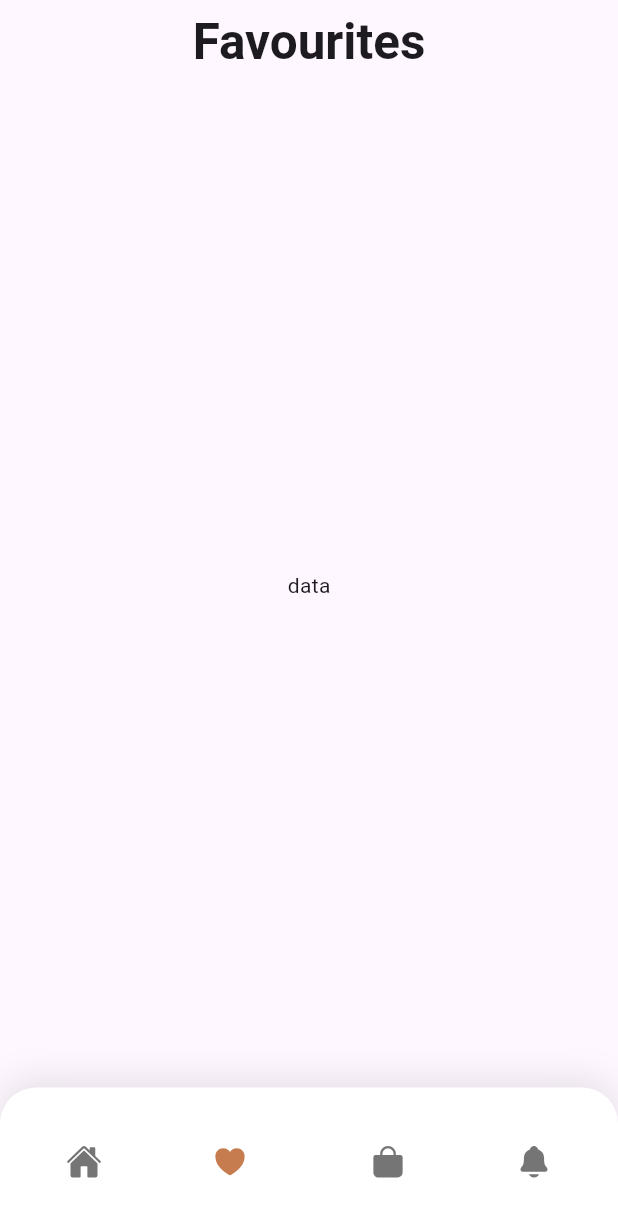
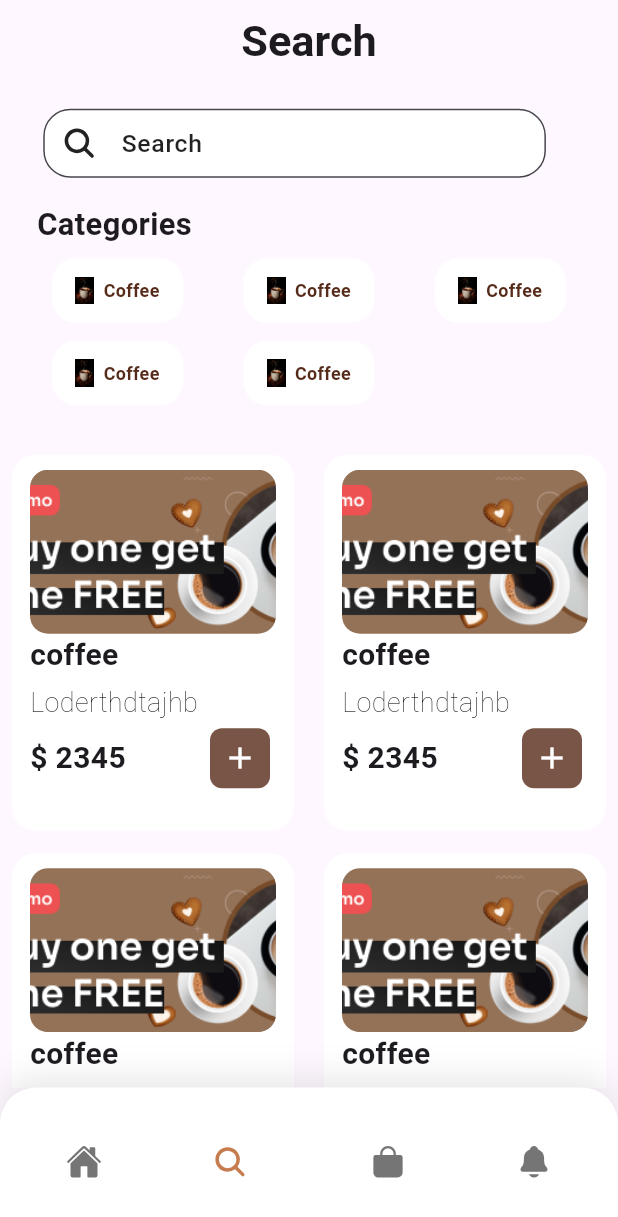
Before and after one commit to reemmohmed/Coffee, a Flutter app: the NaveBar screen opened directly, item 2 of the bottom bar chosen, on a phone screen of 412 x 824 dp. Shown: the top 1217 px of the screen. Run offline on Flutter 3.47's test engine with Material 3 defaults, Android fonts, the phone set to English and light mode, and no system bars; drawn by our look-alikes of google_nav_bar; our stand-ins replace bloc, dotted_line, flutter_bloc, flutter_map, google_fonts, ionicons and 1 more.

Commit message:
Refactor Favourites and Navigation: Remove FavouritesView, add SearchView, and update navigation in NaveBar

```diff
--- a/lib/Featuers/favourite/view/favourites_view.dart
+++ /dev/null
@@ -1,25 +0,0 @@
-import 'package:coffee_app/core/widgets/titel_text_widget.dart';
-import 'package:flutter/material.dart';
-
-class FavouritesView extends StatelessWidget {
-  const FavouritesView({super.key});
-
-  @override
-  Widget build(BuildContext context) {
-    final size = MediaQuery.of(context).size;
-
-    return Scaffold(
-      appBar: AppBar(
-        automaticallyImplyLeading: false,
-        title: TitelTextWidget(
-          text: "Favourites",
-          fontSize: size.width * 0.08,
-          fontWeight: FontWeight.w600,
-        ),
-        centerTitle: true,
-      ),
-
-      body: Center(child: Text("data")),
-    );
-  }
-}
--- /dev/null
+++ b/lib/Featuers/favourite/view/search_view.dart
@@ -0,0 +1,196 @@
+import 'package:coffee_app/Featuers/home/presentation/view/widget/custom_catogery.dart';
+import 'package:coffee_app/core/app_Image/image_app.dart';
+import 'package:coffee_app/core/app_color.dart';
+import 'package:coffee_app/core/widgets/custom_text_field.dart';
+import 'package:coffee_app/core/widgets/subtitel_text_widget.dart';
+import 'package:coffee_app/core/widgets/titel_text_widget.dart';
+import 'package:flutter/material.dart';
+
+class SearchView extends StatelessWidget {
+  const SearchView({super.key});
+
+  @override
+  Widget build(BuildContext context) {
+    final size = MediaQuery.of(context).size;
+
+    return Scaffold(
+      appBar: AppBar(
+        automaticallyImplyLeading: false,
+        title: TitelTextWidget(
+          text: "Search",
+          fontSize: size.width * 0.07,
+          fontWeight: FontWeight.w600,
+        ),
+        centerTitle: true,
+      ),
+
+      body: CustomScrollView(
+        slivers: [
+          SliverToBoxAdapter(
+            child: Padding(
+              padding: EdgeInsets.symmetric(
+                horizontal: size.width * 0.06,
+                vertical: size.height * 0.02,
+              ),
+              child: Column(
+                crossAxisAlignment: CrossAxisAlignment.start,
+                children: [
+                  Container(
+                    padding: EdgeInsets.symmetric(
+                      horizontal: size.width * 0.01,
+                    ),
+                    height: size.height * (50 / 896),
+                    width: size.width * (345 / 414),
+                    child: CustomTextField(
+                      labelText: "Search",
+                      colorhintText: AppColors.textDark,
+                      colorIcon: AppColors.textDark,
+                      fillColor: const Color(0xffffffff),
+                      border: OutlineInputBorder(
+                        borderRadius: BorderRadius.circular(18),
+                        borderSide: const BorderSide(color: Colors.grey),
+                      ),
+                    ),
+                  ),
+                  SizedBox(height: size.height * 0.02),
+                  TitelTextWidget(
+                    text: "Categories",
+                    fontSize: size.width * 0.05,
+                    fontWeight: FontWeight.w600,
+                  ),
+                  SizedBox(height: size.height * 0.01),
+                  CustomGridCatogery(),
+                  SizedBox(height: size.height * 0.02),
+                ],
+              ),
+            ),
+          ),
+
+          // 🟩 SliverGrid for grid view
+          SliverPadding(
+            padding: const EdgeInsets.symmetric(horizontal: 8),
+            sliver: SliverGrid(
+              delegate: SliverChildBuilderDelegate(
+                (context, index) => CustomCatogery(),
+                childCount: 20,
+              ),
+              gridDelegate: const SliverGridDelegateWithFixedCrossAxisCount(
+                crossAxisCount: 2,
+                mainAxisSpacing: 15,
+                crossAxisSpacing: 20,
+                childAspectRatio: 0.75,
+              ),
+            ),
+          ),
+        ],
+      ),
+    );
+
+    //    Padding(
+    //     padding: EdgeInsets.symmetric(
+    //       horizontal: size.width * 0.06,
+    //       vertical: size.height * 0.02,
+    //     ),
+    //     child: Column(
+    //       crossAxisAlignment: CrossAxisAlignment.start,
+    //       children: [
+    //         Container(
+    //           padding: EdgeInsets.symmetric(horizontal: size.width * 0.01),
+    //           height: size.height * (50 / 896),
+    //           width: size.width * (345 / 414),
+
+    //           child: CustomTextField(
+    //             labelText: "Search",
+    //             colorhintText: AppColors.textDark,
+    //             colorIcon: AppColors.textDark,
+    //             fillColor: const Color(0xffffffff),
+    //             border: OutlineInputBorder(
+    //               borderRadius: BorderRadius.circular(18),
+    //               borderSide: BorderSide(color: Colors.grey, width: 1.0),
+    //             ),
+    //           ),
+    //         ),
+    //         SizedBox(height: size.height * 0.02),
+    //         TitelTextWidget(
+    //           text: "Categories",
+    //           fontSize: size.width * 0.05,
+    //           fontWeight: FontWeight.w600,
+    //         ),
+    //         SizedBox(height: size.height * 0.01),
+    //         CustomGridCatogery(),
+    //         Padding(
+    //           padding: const EdgeInsets.symmetric(horizontal: 4),
+    //           child: CustomGridView(),
+    //         ),
+    //       ],
+    //     ),
+    //   ),
+    // );
+  }
+}
+
+class CustomGridCatogery extends StatelessWidget {
+  const CustomGridCatogery({super.key});
+
+  @override
+  Widget build(BuildContext context) {
+    return GridView.count(
+      crossAxisCount: 3,
+      physics: const NeverScrollableScrollPhysics(),
+      shrinkWrap: true,
+      crossAxisSpacing: 20,
+      mainAxisSpacing: 12,
+      childAspectRatio: 2.5,
+      children: List.generate(
+        5, // ← عدد العناصر المطلوب توليدها
+        (index) {
+          return Padding(
+            padding: const EdgeInsets.symmetric(horizontal: 10),
+            child: CatogeriesWidget(
+              image: ImageApp.onboarding,
+              titel: "Coffee",
+            ),
+          );
+        },
+      ),
+    );
+  }
+}
+
+class CatogeriesWidget extends StatelessWidget {
+  const CatogeriesWidget({super.key, required this.image, required this.titel});
+  final String image, titel;
+  @override
+  Widget build(BuildContext context) {
+    final size = MediaQuery.of(context).size;
+    return InkWell(
+      onTap: () {
+        // Navigator.pushNamed(context, SearchView.id, arguments: titel);
+      },
+      child: Container(
+        padding: EdgeInsets.all(12),
+
+        decoration: BoxDecoration(
+          borderRadius: BorderRadius.circular(16),
+          color: Color(0xffffffff),
+        ),
+        child: Row(
+          children: [
+            Image.asset(
+              image,
+              height: size.height * 0.022, // تقريبًا 20 على شاشة طولها 896
+              width: size.width * 0.048, // تقريبًا 20 على شاشة عرضها 414
+            ),
+            SizedBox(width: size.width * 0.006),
+            SubtitelTextWidget(
+              text: titel,
+              fontSize: size.width * (12 / 414),
+              fontWeight: FontWeight.w700,
+              color: Color(0xff562B1A),
+            ),
+          ],
+        ),
+      ),
+    );
+  }
+}
--- a/lib/Featuers/home/presentation/view/widget/custom_bar.dart
+++ b/lib/Featuers/home/presentation/view/widget/custom_bar.dart
@@ -1,3 +1,4 @@
+import 'package:coffee_app/core/widgets/custom_text_field.dart';
 import 'package:flutter/material.dart';
 import 'package:google_fonts/google_fonts.dart';
 
@@ -6,64 +7,62 @@ class Custombar extends StatelessWidget {
 
   @override
   Widget build(BuildContext context) {
+    final size = MediaQuery.of(context).size;
     return Container(
-      height: 240,
+      height: size.height * 0.27, // بدل 240
       color: const Color(0xff111111),
-      padding: const EdgeInsets.symmetric(horizontal: 24, vertical: 40),
+      padding: EdgeInsets.symmetric(
+        horizontal: size.width * 0.06, // بدل 24
+        vertical: size.height * 0.045,
+      ),
       child: Column(
         crossAxisAlignment: CrossAxisAlignment.start,
         children: [
           Text(
             "Location",
             style: GoogleFonts.sora(
-              fontSize: 12,
+              fontSize: size.width * 0.03, // بدل 12
               fontWeight: FontWeight.w400,
               color: const Color(0xffA2A2A2),
             ),
           ),
-          const SizedBox(height: 4),
+          SizedBox(height: size.height * 0.005), // بدل 4
           Row(
             children: [
               Text(
                 "Bilzen, Tanjungbalai",
                 style: GoogleFonts.sora(
-                  fontSize: 14,
+                  fontSize: size.width * 0.035, // بدل 14
+
                   fontWeight: FontWeight.w600,
                   color: const Color(0xffA2A2A2),
                 ),
               ),
-              const SizedBox(width: 4),
+              SizedBox(width: size.width * 0.01), // بدل 4
               const Icon(
                 Icons.keyboard_arrow_down_rounded,
                 color: Color(0xffD8D8D8),
               ),
             ],
           ),
-          const SizedBox(height: 24),
+          SizedBox(height: size.height * 0.03), // بدل 24
           Row(
             children: [
               Expanded(
                 child: Container(
-                  height: 52,
+                  height: size.height * 0.06,
                   decoration: BoxDecoration(
                     color: const Color(0xff2A2A2A),
                     borderRadius: BorderRadius.circular(12),
                   ),
-                  child: const TextField(
-                    style: TextStyle(color: Colors.white),
-                    decoration: InputDecoration(
-                      prefixIcon: Icon(Icons.search, color: Colors.white),
-                      hintText: 'Search coffee',
-                      hintStyle: TextStyle(color: Colors.white54),
-                      border: InputBorder.none,
-                    ),
-                  ),
+                  child: CustomTextField(hintText: "Search for coffee"),
                 ),
               ),
-              const SizedBox(width: 12),
+              SizedBox(width: size.width * 0.03), // بدل 12
+
               Container(
-                width: 40,
-                height: 40,
+                width: size.width * 0.1, // بدل 40
+                height: size.width * 0.1,
                 decoration: BoxDecoration(
                   color: const Color(0xffC67C4E),
                   borderRadius: BorderRadius.circular(12),
@@ -77,3 +76,27 @@ class Custombar extends StatelessWidget {
     );
   }
 }
+
+// class CustomTextField extends StatelessWidget {
+//   const CustomTextField({
+//     super.key,
+//     this.hintText,
+//     this.border,
+//     this.colorIcon,
+//   });
+//   final String? hintText;
+//   final InputBorder? border;
+//   final Color? colorIcon;
+//   @override
+//   Widget build(BuildContext context) {
+//     return TextField(
+//       style: TextStyle(color: Colors.white),
+//       decoration: InputDecoration(
+//         prefixIcon: Icon(Ionicons.search, color: colorIcon ?? Colors.white),
+//         hintText: "$hintText",
+//         hintStyle: TextStyle(color: Colors.white54),
+//         border: border ?? InputBorder.none,
+//       ),
+//     );
+//   }
+// }
--- a/lib/Featuers/nave_bar/presentation/view/nave_bar_view.dart
+++ b/lib/Featuers/nave_bar/presentation/view/nave_bar_view.dart
@@ -1,4 +1,4 @@
-import 'package:coffee_app/Featuers/favourite/view/favourites_view.dart';
+import 'package:coffee_app/Featuers/favourite/view/search_view.dart';
 import 'package:coffee_app/Featuers/home/presentation/view/home_view.dart';
 import 'package:coffee_app/Featuers/my_cart/view/cart_view.dart';
 import 'package:coffee_app/Featuers/profile/view/profile_view.dart';
@@ -13,7 +13,7 @@ class NaveBar extends StatelessWidget {
 
   final List<Widget> pages = [
     HomeView(),
-    FavouritesView(),
+    SearchView(),
     CartView(),
     ProfileView(),
   ];
@@ -59,7 +59,7 @@ class NaveBar extends StatelessWidget {
                 onTabChange: cubit.changcurrentPage,
                 tabs: const [
                   GButton(icon: Ionicons.home),
-                  GButton(icon: Ionicons.heart),
+                  GButton(icon: Ionicons.search),
                   GButton(icon: Ionicons.bag),
                   GButton(icon: Ionicons.notifications),
                 ],
--- a/lib/Featuers/profile/view/profile_view.dart
+++ b/lib/Featuers/profile/view/profile_view.dart
@@ -28,10 +28,13 @@ class ProfileView extends StatelessWidget {
                 backgroundImage: AssetImage(ImageApp.onboarding),
               ),
               title: Text(
-                'John Doe',
+                'My Order',
                 style: TextStyle(fontSize: 20, fontWeight: FontWeight.bold),
               ),
-              trailing: IconButton(icon: Icon(Icons.edit), onPressed: () {}),
+              trailing: IconButton(
+                icon: Icon(Icons.arrow_forward_ios),
+                onPressed: () {},
+              ),
             ),
           ],
         ),
--- /dev/null
+++ b/lib/core/widgets/custom_text_field.dart
@@ -0,0 +1,88 @@
+import 'package:coffee_app/core/app_color.dart';
+import 'package:coffee_app/core/widgets/titel_text_widget.dart';
+import 'package:flutter/material.dart';
+import 'package:ionicons/ionicons.dart';
+
+class CustomTextField extends StatelessWidget {
+  const CustomTextField({
+    super.key,
+    this.hintText,
+    this.border,
+    this.colorIcon,
+    this.controller,
+    this.keyboardType,
+    this.obscureText = false,
+    this.onChanged,
+    this.suffixIcon,
+    this.prefixIcon,
+    this.validator,
+    this.maxLines = 1,
+    this.fillColor,
+    this.filled = true,
+    this.colorhintText,
+    this.labelText,
+  });
+
+  final String? hintText;
+  final InputBorder? border;
+  final Color? colorIcon;
+  final TextEditingController? controller;
+  final TextInputType? keyboardType;
+  final bool obscureText;
+  final ValueChanged<String>? onChanged;
+  final Widget? suffixIcon;
+  final Widget? prefixIcon;
+  final FormFieldValidator<String>? validator;
+  final int maxLines;
+  final Color? fillColor;
+  final bool filled;
+  final Color? colorhintText;
+  final String? labelText;
+
+  @override
+  Widget build(BuildContext context) {
+    final size = MediaQuery.of(context).size;
+
+    return TextFormField(
+      controller: controller,
+      keyboardType: keyboardType,
+      obscureText: obscureText,
+      onChanged: onChanged,
+      validator: validator,
+      maxLines: maxLines,
+      style: TextStyle(
+        color: colorhintText ?? Colors.white,
+        fontSize: size.width * 0.04,
+      ),
+      decoration: InputDecoration(
+        contentPadding: EdgeInsets.symmetric(
+          horizontal: size.width * 0.06,
+          vertical: size.height * 0.02,
+        ),
+        label: TitelTextWidget(
+          text: labelText ?? "",
+          fontSize: size.width * 0.04,
+          fontWeight: FontWeight.w500,
+          color: AppColors.textDark,
+        ),
+        hintText: hintText,
+        hintStyle: TextStyle(
+          color: Colors.white54,
+          fontSize: size.width * 0.04,
+        ),
+        prefixIcon:
+            prefixIcon ??
+            Icon(Ionicons.search, color: colorIcon ?? Colors.white),
+        suffixIcon: suffixIcon,
+        border:
+            border ??
+            OutlineInputBorder(
+              borderRadius: BorderRadius.circular(12),
+              borderSide: BorderSide.none,
+            ),
+        filled: filled,
+        fillColor: fillColor ?? Colors.grey.shade800,
+      ),
+    );
+  }
+}
--- a/pubspec.yaml
+++ b/pubspec.yaml
@@ -2,7 +2,7 @@ name: coffee_app
 description: "A new Flutter project."
 # The following line prevents the package from being accidentally published to
 # pub.dev using `flutter pub publish`. This is preferred for private packages.
-publish_to: 'none' # Remove this line if you wish to publish to pub.dev
+publish_to: "none" # Remove this line if you wish to publish to pub.dev
 
 # The following defines the version and build number for your application.
 # A version number is three numbers separated by dots, like 1.2.43
@@ -51,7 +51,6 @@ dev_dependencies:
 # following page: https://dart.dev/tools/pub/pubspec
 # The following section is specific to Flutter packages.
 flutter:
-
   # The following line ensures that the Material Icons font is
   # included with your application, so that you can use the icons in
   # the material Icons class.
```
